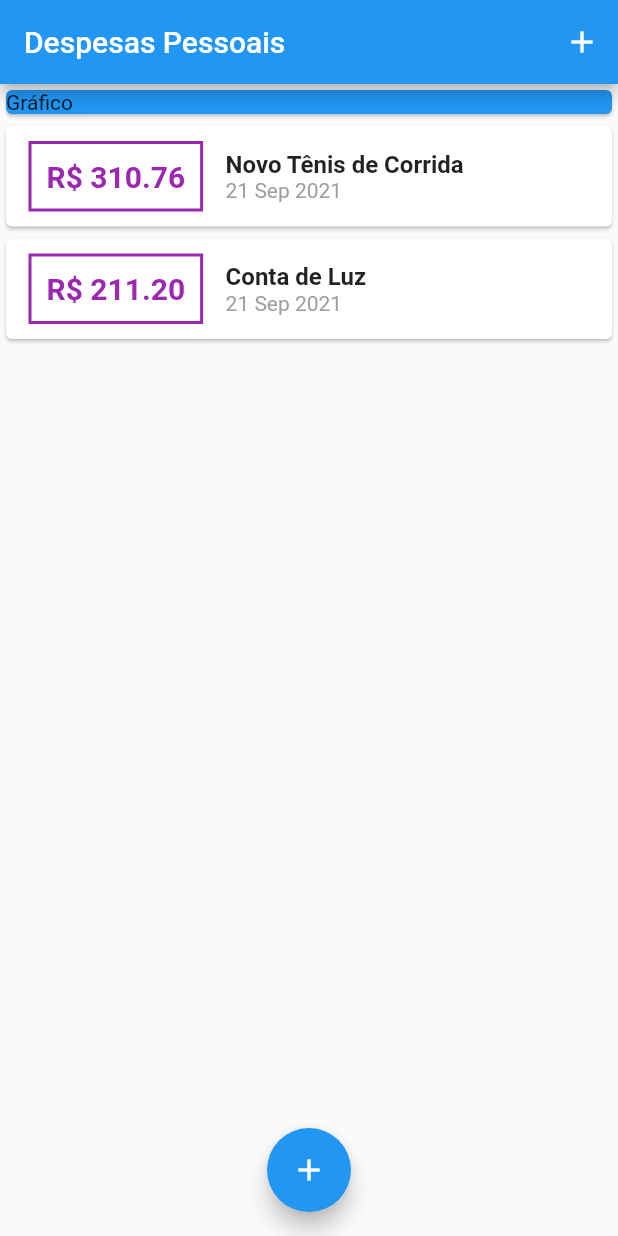
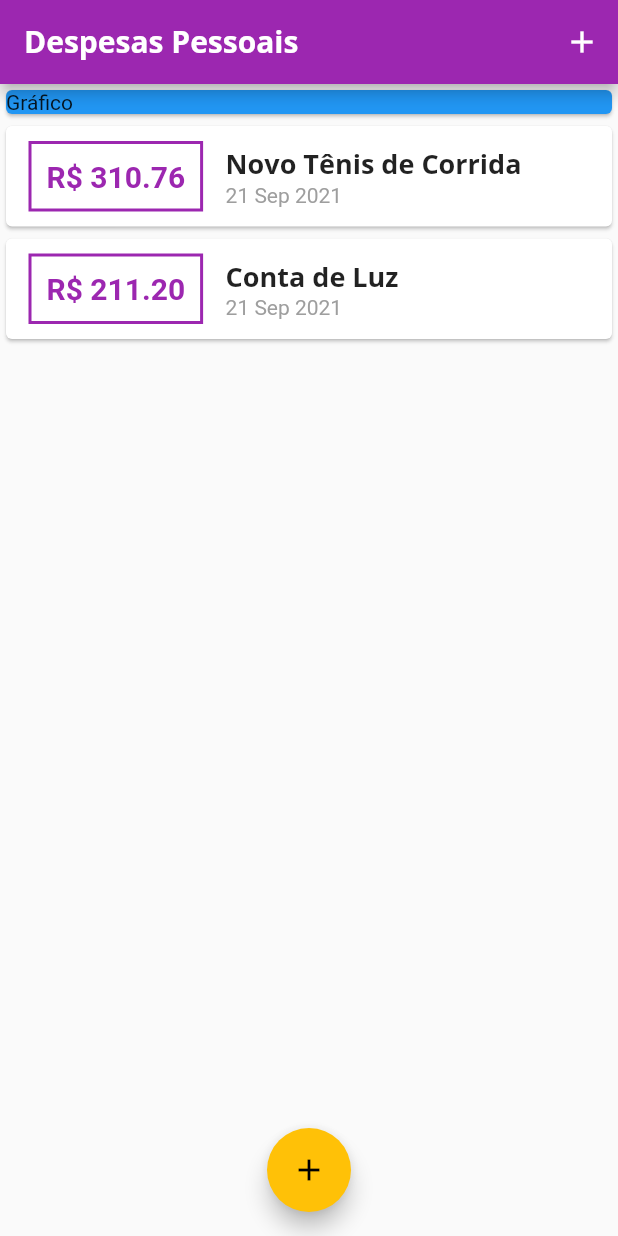
Before and after one commit to huayans/Expenses, a Flutter app: the screen it shows after launch, on a phone screen of 412 x 824 dp. Run offline on Flutter 3.47's test engine with Material 2 defaults, Android fonts, the phone set to English and light mode, and no system bars; missing offline and left inert: dart:ffi.

Commit message:
adição de fonts e modificação em cores temas

```diff
--- a/lib/components/transaction_list.dart
+++ b/lib/components/transaction_list.dart
@@ -24,7 +24,10 @@ class TransactionList extends StatelessWidget {
                   vertical: 10,
                 ),
                 decoration: BoxDecoration(
-                  border: Border.all(color: Colors.purple, width: 2),
+                  border: Border.all(
+                    color: Theme.of(context).primaryColor,
+                    width: 2,
+                  ),
                 ),
                 padding: EdgeInsets.all(10),
                 child: Text(
@@ -32,7 +35,7 @@ class TransactionList extends StatelessWidget {
                   style: TextStyle(
                     fontWeight: FontWeight.bold,
                     fontSize: 20,
-                    color: Colors.purple,
+                    color: Theme.of(context).primaryColor,
                   ),
                 ),
               ),
@@ -41,10 +44,7 @@ class TransactionList extends StatelessWidget {
                 children: [
                   Text(
                     tr.title,
-                    style: TextStyle(
-                      fontSize: 16,
-                      fontWeight: FontWeight.bold,
-                    ),
+                    style: Theme.of(context).textTheme.headline6,
                   ),
                   Text(
                     DateFormat('d MMM y').format(tr.date),
--- a/lib/main.dart
+++ b/lib/main.dart
@@ -13,6 +13,27 @@ class ExpensesApp extends StatelessWidget {
   Widget build(BuildContext context) {
     return MaterialApp(
       home: MyHomePage(),
+      theme: ThemeData(
+        primarySwatch: Colors.purple,
+        accentColor: Colors.amber,
+        fontFamily: 'Quicksand',
+        textTheme: ThemeData.light().textTheme.copyWith(
+              headline6: TextStyle(
+                fontFamily: 'OpenSans',
+                fontSize: 18,
+                fontWeight: FontWeight.bold,
+              ),
+            ),
+        appBarTheme: AppBarTheme(
+          textTheme: ThemeData.light().textTheme.copyWith(
+                headline6: TextStyle(
+                  fontFamily: 'OpenSans',
+                  fontSize: 20,
+                  fontWeight: FontWeight.bold,
+                ),
+              ),
+        ),
+      ),
     );
   }
 }
@@ -47,6 +68,8 @@ class _MyHomePageState extends State<MyHomePage> {
     setState(() {
       _transaction.add(newTransaction);
     });
+
+    Navigator.of(context).pop();
   }
 
   _openTransactionFormModal(BuildContext context) {
```
Also changed, not shown: pubspec.yaml (+12 -6 lines), assets/fonts/OpenSans-Bold.ttf (added), assets/fonts/OpenSans-Regular.ttf (added), assets/fonts/Quicksand-Bold.ttf (added), assets/fonts/Quicksand-Light.ttf (added), assets/fonts/Quicksand-Medium.ttf (added), assets/fonts/Quicksand-Regular.ttf (added).
